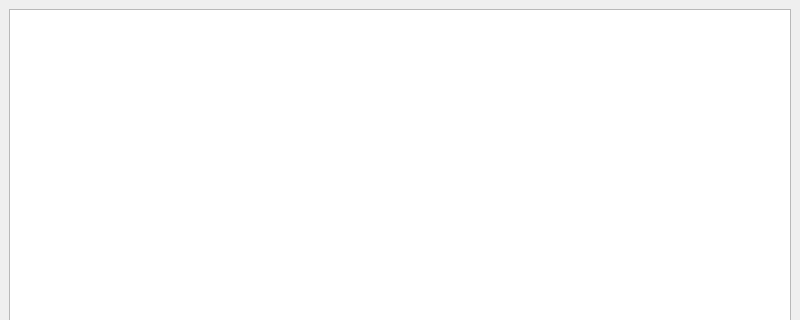
Qt form REVIDE/MainWindow.ui (LLVMParty/REVIDE) before a commit; both pictures show x 0 to 800 and y 0 to 320 of the 800 by 600 pixel window.
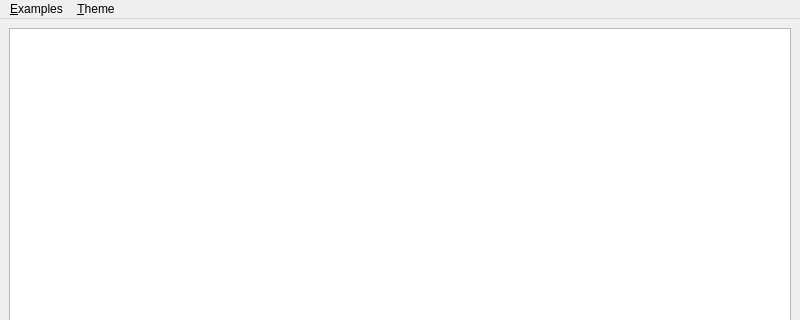
The same form after that commit. Icons and pictures are not drawn.

Commit message: Add themes and examples

What changed in the file:
```diff
--- a/REVIDE/MainWindow.ui
+++ b/REVIDE/MainWindow.ui
@@ -39,6 +39,18 @@
      <height>21</height>
     </rect>
    </property>
+   <widget class="QMenu" name="menu_Examples">
+    <property name="title">
+     <string>&amp;Examples</string>
+    </property>
+   </widget>
+   <widget class="QMenu" name="menu_Theme">
+    <property name="title">
+     <string>&amp;Theme</string>
+    </property>
+   </widget>
+   <addaction name="menu_Examples"/>
+   <addaction name="menu_Theme"/>
   </widget>
  </widget>
  <resources>
```
Left out of the diff: 15 changed lines with no effect on the pictures. The commit also changes 21 other files.
